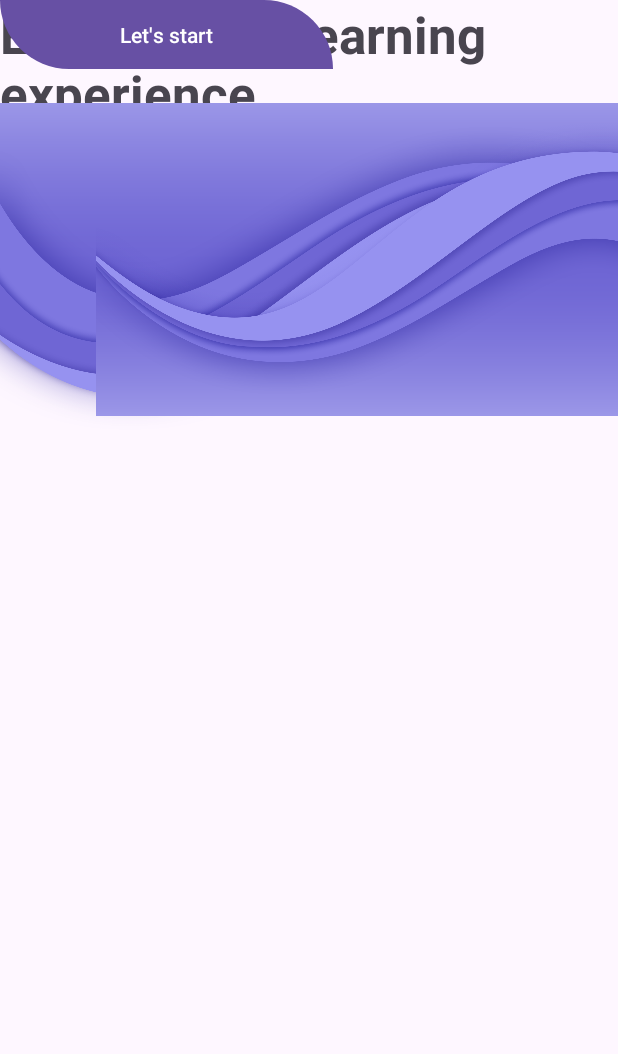
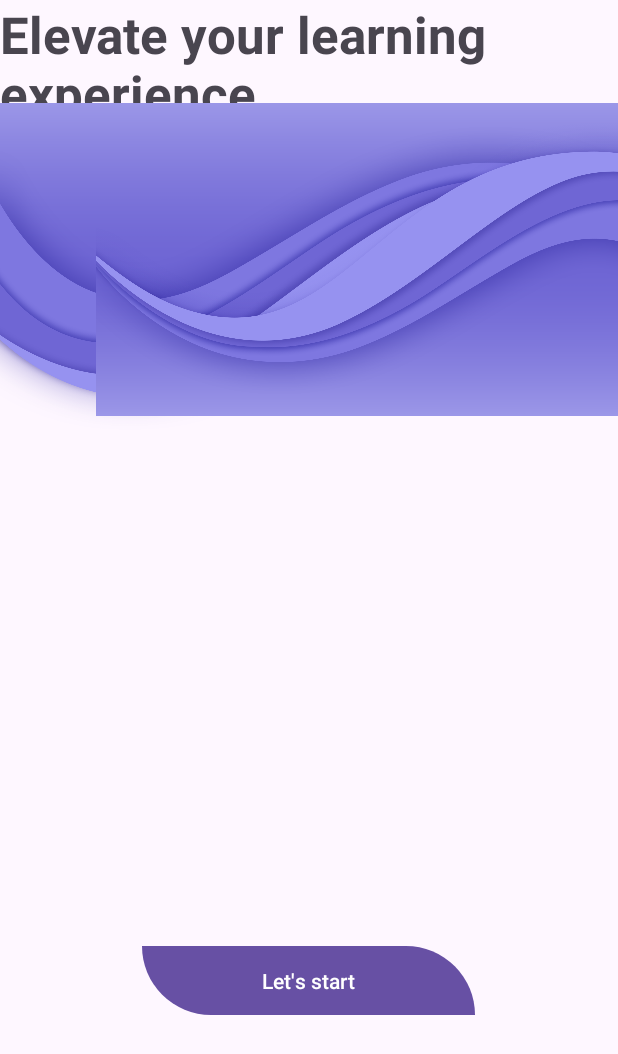
Before and after one commit to Ayya990/projet_federe, an Android app: the layout interface1.xml on its own in the app's theme, with its tools: preview values and no code run, on a phone screen of 412 x 824 dp. Shown: the top 1054 px of the screen. Run offline under Robolectric (Android 15) with nearby library versions, the phone set to English and light mode, and no system bars.

```diff
--- a/app/src/main/res/layout/activity_main2.xml
+++ b/app/src/main/res/layout/activity_main2.xml
@@ -99,7 +99,7 @@
         android:layout_height="wrap_content"
         android:gravity="center|left"
         android:text="Etudiant"
-        tools:layout_editor_absoluteX="268dp"
-        tools:layout_editor_absoluteY="183dp" />
+        tools:layout_editor_absoluteX="87dp"
+        tools:layout_editor_absoluteY="645dp" />
 
 </androidx.constraintlayout.widget.ConstraintLayout>
--- a/app/src/main/res/layout/interface1.xml
+++ b/app/src/main/res/layout/interface1.xml
@@ -46,7 +46,11 @@
         android:layout_height="46dp"
         android:background="@drawable/background_button"
         android:text="Let's start"
-        tools:layout_editor_absoluteX="80dp"
-        tools:layout_editor_absoluteY="521dp" />
+        app:layout_constraintBottom_toBottomOf="parent"
+        app:layout_constraintEnd_toEndOf="parent"
+        app:layout_constraintHorizontal_bias="0.497"
+        app:layout_constraintStart_toStartOf="parent"
+        app:layout_constraintTop_toTopOf="parent"
+        app:layout_constraintVertical_bias="0.811" />
 
 </androidx.constraintlayout.widget.ConstraintLayout>
```
